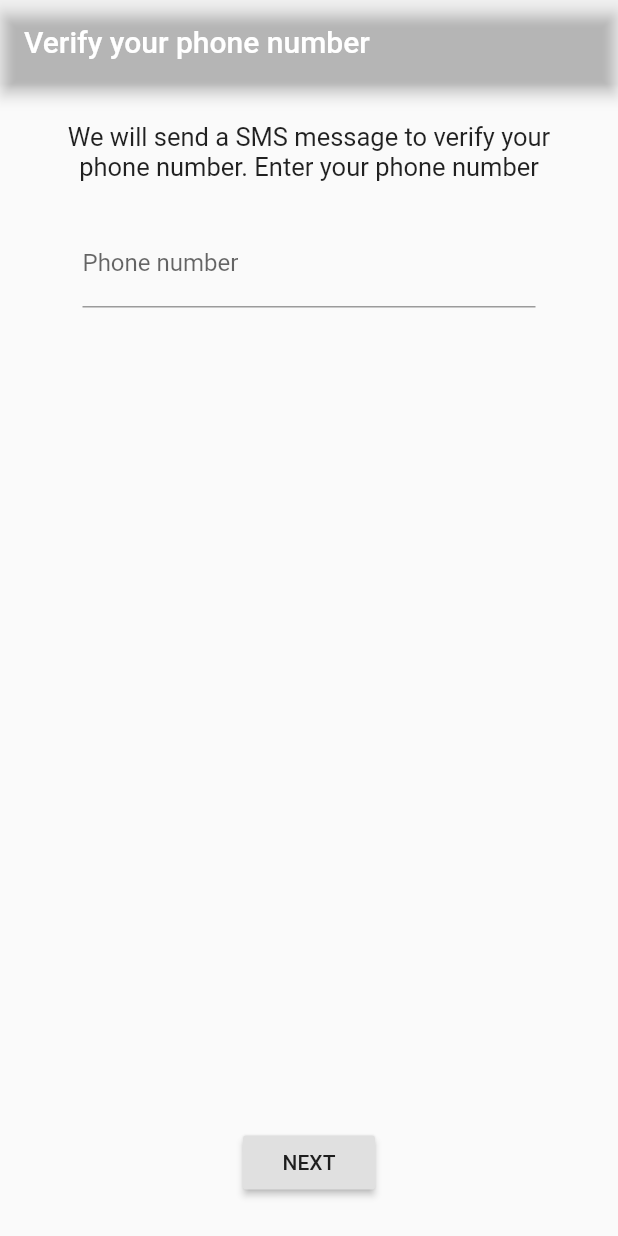
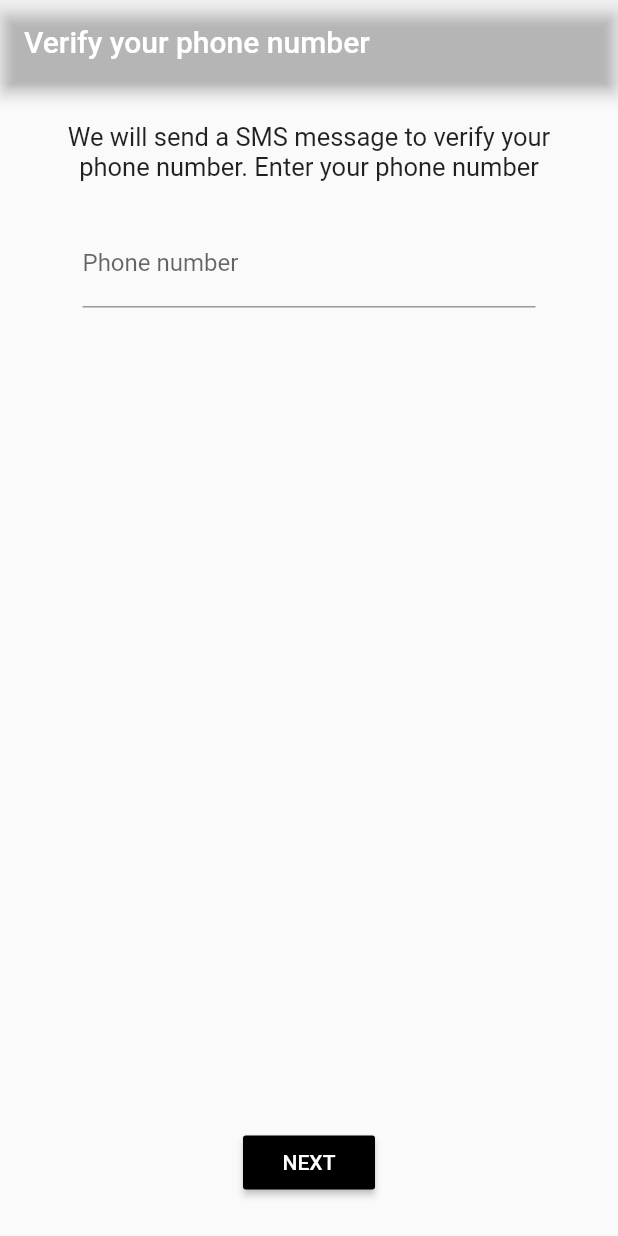
Before and after one commit to plokmij/firebase_phone_auth, a Flutter app: the screen it shows after launch, on a phone screen of 412 x 824 dp. Run offline on Flutter 3.47's test engine with Material 2 defaults, Android fonts, the phone set to English and light mode, and no system bars; our stand-ins replace rxdart; missing offline and left inert: pin_entry_text_field.

Commit message:
Add streambuilder to phone entry screen

```diff
--- a/lib/main.dart
+++ b/lib/main.dart
@@ -1,13 +1,16 @@
 import 'package:flutter/material.dart';
 //import 'package:firebase_auth/firebase_auth.dart';
 import 'src/app.dart';
+import 'src/blocs/provider.dart';
 
 void main() => runApp(MyApp());
 
 class MyApp extends StatelessWidget {
   Widget build(BuildContext context) {
-    return MaterialApp(
-      home: App(),
+    return Provider(
+      child: MaterialApp(
+        home: App(),
+      ),
     );
   }
 }
--- a/lib/src/blocs/bloc.dart
+++ b/lib/src/blocs/bloc.dart
@@ -7,7 +7,7 @@ class Bloc extends Object with Validators {
   String validPhone;
   Stream<String> get phoneNumber => _phoneNumber.stream.transform(validatePhoneNumber);
   //changePhoneNumber = change in phonenumber textfield :)
-  Function get changePhoneNumber => _phoneNumber.sink.add;
+  Function(String) get changePhoneNumber => _phoneNumber.sink.add;
 
   dispose(){
     _phoneNumber.close();
--- a/lib/src/screens/phone_number_entry.dart
+++ b/lib/src/screens/phone_number_entry.dart
@@ -1,8 +1,11 @@
 import 'package:flutter/material.dart';
 import 'verification_screen.dart';
+import '../blocs/provider.dart';
+import '../blocs/bloc.dart';
 
 class PhoneNumberEntry extends StatelessWidget {
   Widget build(BuildContext context) {
+    final bloc = Provider.of(context);
     return Scaffold(
       appBar: AppBar(
         title: Text('Verify your phone number'),
@@ -11,11 +14,9 @@ class PhoneNumberEntry extends StatelessWidget {
       body: Column(
         children: <Widget>[
           textPart(),
-          phoneField(),
-          Spacer(
-            flex: 1,
-          ),
-          button(context),
+          phoneField(bloc),
+          Spacer(),
+          button(bloc),
         ],
       ),
     );
@@ -35,31 +36,48 @@ class PhoneNumberEntry extends StatelessWidget {
     );
   }
 
-  Widget phoneField() {
+  Widget phoneField(Bloc bloc) {
+    return StreamBuilder(
+      stream: bloc.phoneNumber,
+      builder: (context, snapshot) {
         return Container(
           padding: EdgeInsets.only(left: 55.0, right: 55.0),
           child: TextField(
-        onChanged: null,
+            onChanged: bloc.changePhoneNumber,
             keyboardType: TextInputType.number,
             decoration: InputDecoration(
               hintText: 'Phone number',
               labelText: 'Phone number',
+              errorText: snapshot.error,
             ),
           ),
         );
+      },
+    );
   }
 
-  Widget button(BuildContext context) {
+  Widget button(Bloc bloc) {
+    return StreamBuilder(
+      stream: bloc.phoneNumber,
+      builder: (context, snapshot) {
         return Container(
           padding: EdgeInsets.only(top: 45.0, bottom: 25.0),
           child: RaisedButton(
+            textColor: Colors.white,
+            color: Colors.black,
             child: Text('NEXT'),
-        onPressed: (){
-          Navigator.push(context, MaterialPageRoute(
+            onPressed: snapshot.hasError
+                ? null
+                : () {
+                    Navigator.push(
+                        context,
+                        MaterialPageRoute(
                           builder: (context) => phoneVerification(),
                         ));
                   },
           ),
         );
+      },
+    );
   }
 }
```
Lines whose indentation alone changed are shown as unchanged.
